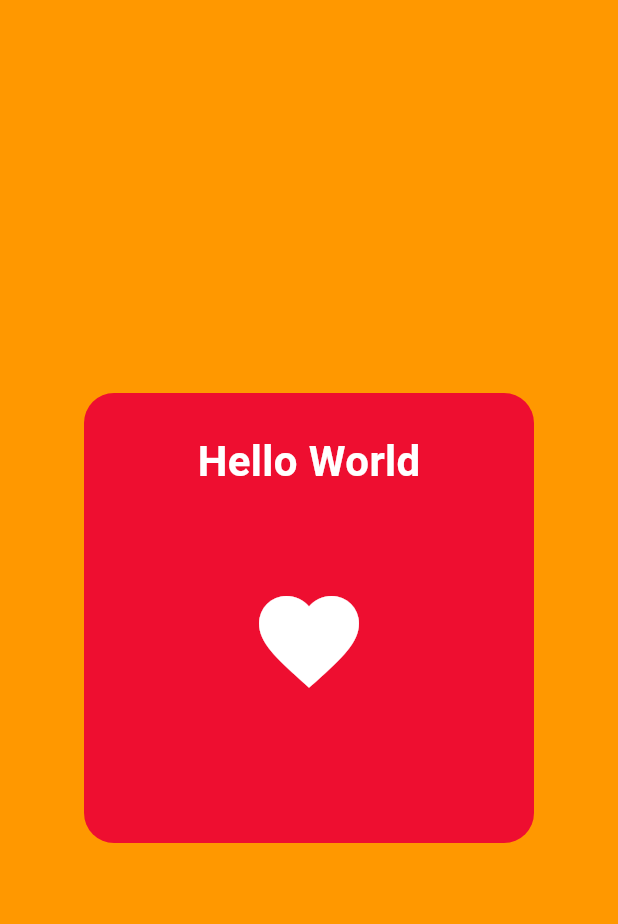
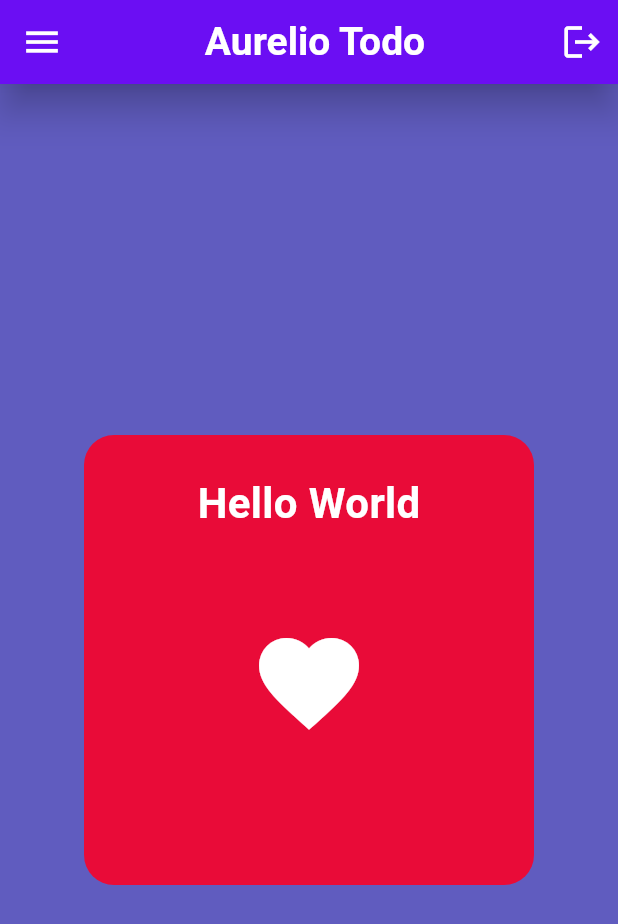
Before and after one commit to AurelioAlfons/to_do_app, a Flutter app: the screen it shows after launch, on a phone screen of 412 x 824 dp. Shown: the top 924 px of the screen. Run offline on Flutter 3.47's test engine with Material 3 defaults, Android fonts, the phone set to English and light mode, and no system bars.

Commit message:
Ver 1.2: Add the Appbar

```diff
--- a/lib/main.dart
+++ b/lib/main.dart
@@ -16,13 +16,43 @@ class MyApp extends StatelessWidget {
     return MaterialApp(
       debugShowCheckedModeBanner: false,
       home: Scaffold(
-        backgroundColor: Colors.orange,
+        backgroundColor: const Color.fromARGB(255, 96, 92, 191),
+        appBar: AppBar(
+          backgroundColor: const Color.fromARGB(255, 108, 4, 255),
+          shadowColor: Colors.black,
+          elevation: 10,
+          // Put an icon on the left (leading)
+          leading: const Icon(
+            Icons.menu,
+            color: Colors.white,
+            size: 28,
+          ),
+          // Put an icon on the left (actions)
+          actions: [
+            IconButton(
+                onPressed: () {},
+                icon: const Icon(
+                  Icons.logout,
+                  color: Colors.white,
+                  size: 28,
+                ))
+          ],
+          title: const Center(
+            child: Text(
+              'Aurelio Todo',
+              style: TextStyle(
+                  fontSize: 26,
+                  color: Colors.white,
+                  fontWeight: FontWeight.bold),
+            ),
+          ),
+        ),
         body: Center(
           child: Container(
             width: 300,
             height: 300,
             decoration: BoxDecoration(
-                color: const Color.fromARGB(255, 238, 14, 48),
+                color: const Color.fromARGB(255, 233, 11, 56),
                 borderRadius: BorderRadius.circular(20)),
             padding: const EdgeInsets.all(25),
             child: const Column(
```
